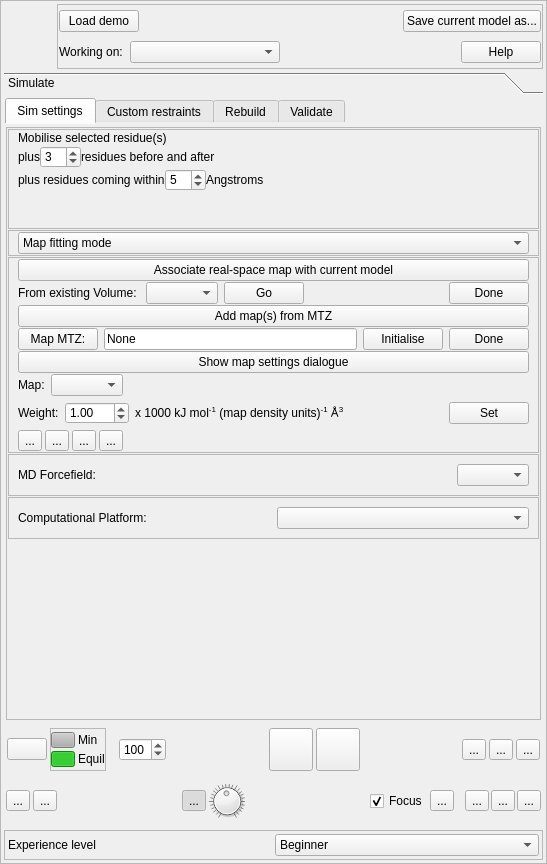
Old version of the form isolde/src/ui/IsoldeFrame.ui in the repository tristanic/isolde.
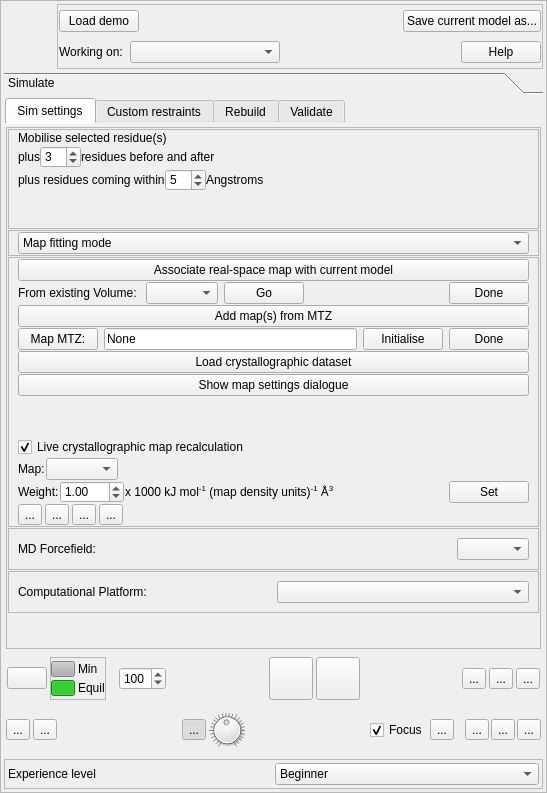
New version of the form. Icons and pictures are not drawn.

Commit message: Integrate live map update options into GUI

Patch:
```diff
--- a/isolde/src/ui/IsoldeFrame.ui
+++ b/isolde/src/ui/IsoldeFrame.ui
@@ -7,7 +7,7 @@
     <x>0</x>
     <y>0</y>
     <width>547</width>
-    <height>864</height>
+    <height>793</height>
    </rect>
   </property>
   <property name="minimumSize">
@@ -262,7 +262,7 @@
         <x>0</x>
         <y>0</y>
         <width>539</width>
-        <height>714</height>
+        <height>652</height>
        </rect>
       </property>
       <property name="sizePolicy">
@@ -365,7 +365,7 @@
                   <x>0</x>
                   <y>0</y>
                   <width>531</width>
-                  <height>567</height>
+                  <height>564</height>
                  </rect>
                 </property>
                 <layout class="QVBoxLayout" name="verticalLayout_8" stretch="0,0,0,0,0,0">
@@ -713,6 +713,16 @@
                       </layout>
                      </widget>
                     </item>
+                    <item>
+                     <widget class="QPushButton" name="_sim_basic_xtal_init_exp_data_button">
+                      <property name="toolTip">
+                       <string>Load a MTZ file containing measured amplitudes and auto-generate maps for the selected model</string>
+                      </property>
+                      <property name="text">
+                       <string>Load crystallographic dataset</string>
+                      </property>
+                     </widget>
+                    </item>
                     <item>
                      <widget class="QPushButton" name="_sim_basic_xtal_map_settings_show_button">
                       <property name="text">
@@ -735,11 +745,14 @@
                        <enum>QFrame::Plain</enum>
                       </property>
                       <layout class="QVBoxLayout" name="verticalLayout_24">
+                       <property name="spacing">
+                        <number>1</number>
+                       </property>
                        <property name="leftMargin">
                         <number>0</number>
                        </property>
                        <property name="topMargin">
-                        <number>0</number>
+                        <number>20</number>
                        </property>
                        <property name="rightMargin">
                         <number>0</number>
@@ -747,6 +760,23 @@
                        <property name="bottomMargin">
                         <number>0</number>
                        </property>
+                       <item>
+                        <layout class="QHBoxLayout" name="horizontalLayout_43">
+                         <property name="topMargin">
+                          <number>20</number>
+                         </property>
+                         <item>
+                          <widget class="QCheckBox" name="_sim_basic_xtal_settings_live_recalc_checkbox">
+                           <property name="text">
+                            <string>Live crystallographic map recalculation</string>
+                           </property>
+                           <property name="checked">
+                            <bool>true</bool>
+                           </property>
+                          </widget>
+                         </item>
+                        </layout>
+                       </item>
                        <item>
                         <layout class="QHBoxLayout" name="horizontalLayout_35">
                          <item>
```
Left out of the diff: 107 changed lines with no effect on the pictures. The commit also changes 2 other files.
